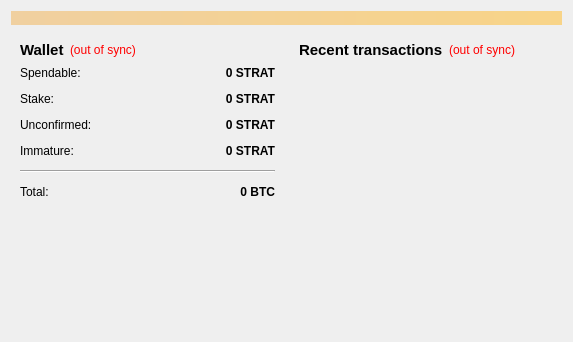
This is src/qt/forms/overviewpage.ui in chavezcoin-project/chavezcoinX as Qt 5 draws it before an edit. The edited form follows.
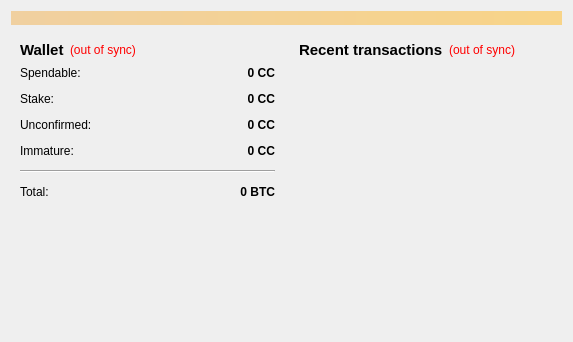
This is the edited form.

```diff
--- a/src/qt/forms/overviewpage.ui
+++ b/src/qt/forms/overviewpage.ui
@@ -118,7 +118,7 @@
                <string>Your current spendable balance</string>
               </property>
               <property name="text">
-               <string notr="true">0 STRAT</string>
+               <string notr="true">0 CC</string>
               </property>
               <property name="alignment">
                <set>Qt::AlignRight|Qt::AlignTrailing|Qt::AlignVCenter</set>
@@ -150,7 +150,7 @@
                <string>Total of coins that was staked, and do not yet count toward the current balance</string>
               </property>
               <property name="text">
-               <string notr="true">0 STRAT</string>
+               <string notr="true">0 CC</string>
               </property>
               <property name="alignment">
                <set>Qt::AlignRight|Qt::AlignTrailing|Qt::AlignVCenter</set>
@@ -182,7 +182,7 @@
                <string>Total of transactions that have yet to be confirmed, and do not yet count toward the current balance</string>
               </property>
               <property name="text">
-               <string notr="true">0 STRAT</string>
+               <string notr="true">0 CC</string>
               </property>
               <property name="alignment">
                <set>Qt::AlignRight|Qt::AlignTrailing|Qt::AlignVCenter</set>
@@ -211,7 +211,7 @@
                <string>Mined balance that has not yet matured</string>
               </property>
               <property name="text">
-               <string notr="true">0 STRAT</string>
+               <string notr="true">0 CC</string>
               </property>
               <property name="alignment">
                <set>Qt::AlignRight|Qt::AlignTrailing|Qt::AlignVCenter</set>
```
Left out of the diff: 4 changed lines with no effect on the pictures.
